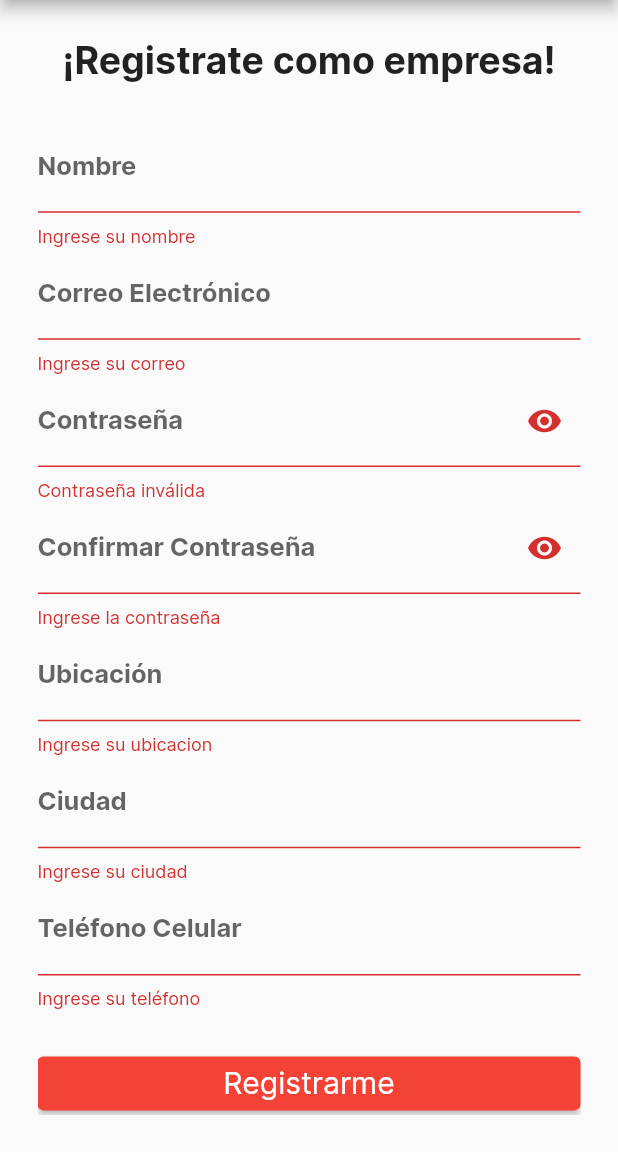
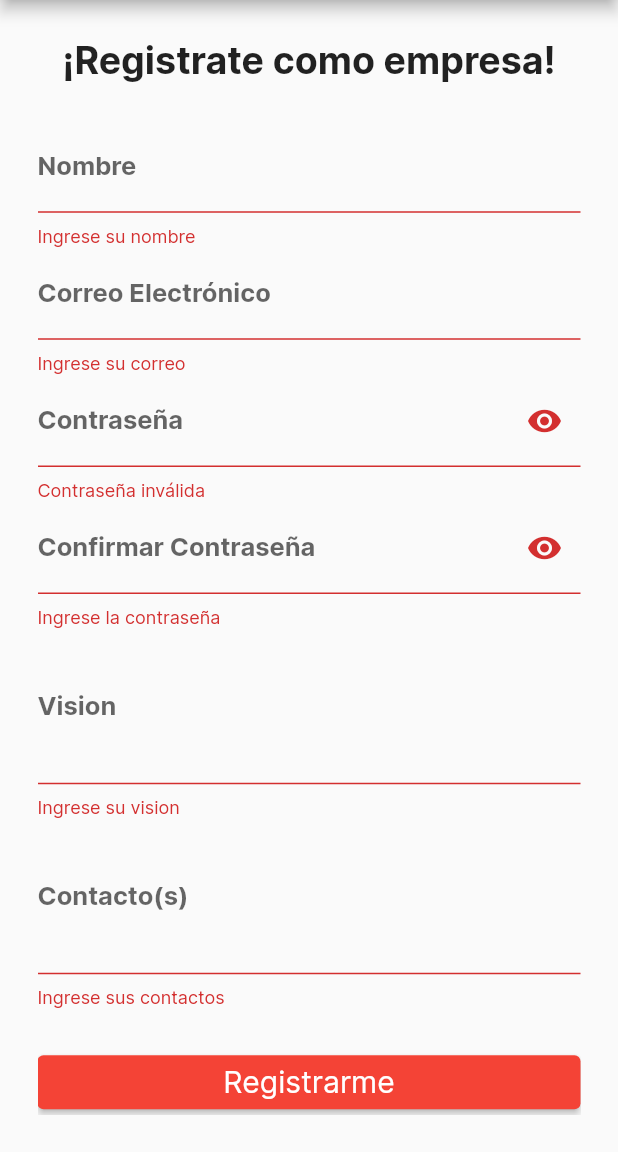
Before and after one commit to sant-gdc/BAMX, a Flutter app: the RegisterCompanyScreen screen opened directly, after a tap on "Registrarme", on a phone screen of 412 x 824 dp, the part 84-1236 px from its top. Run offline on Flutter 3.47's test engine with Material 2 defaults, Android fonts, the phone set to English and light mode, and no system bars; our stand-ins replace email_validator, firebase_auth, firebase_core, firebase_database, page_transition, syncfusion_flutter_calendar; missing offline and left inert: syncfusion_localizations; accounts and stored records are empty; network calls fail.

Commit message:
Updated LogIn/Register info into database

```diff
--- a/bamx_app/lib/main.dart
+++ b/bamx_app/lib/main.dart
@@ -78,6 +78,7 @@ class MyHomePage extends StatefulWidget {
 }
 
 class _MyHomePageState extends State<MyHomePage> {
+
   @override
   Widget build(BuildContext context) {
     return Scaffold(
--- a/bamx_app/lib/widgets/AuthenticationWidgets/login_module.dart
+++ b/bamx_app/lib/widgets/AuthenticationWidgets/login_module.dart
@@ -50,8 +50,8 @@ class _LogInModuleState extends State<LogInModule> {
         password: passwordController.text.trim(),
       );
     } on FirebaseAuthException catch (error) {
-      const snackBar = SnackBar(
-        content: Text('Error al iniciar sesión'),
+      var snackBar = SnackBar(
+        content: Text(error.code),
       );
       messengerKey.currentState!
         ..removeCurrentSnackBar()
--- a/bamx_app/lib/widgets/AuthenticationWidgets/register_company_screen.dart
+++ b/bamx_app/lib/widgets/AuthenticationWidgets/register_company_screen.dart
@@ -17,9 +17,8 @@ class _RegisterCompanyScreenState extends State<RegisterCompanyScreen> {
   final nameController = TextEditingController();
   final emailController = TextEditingController();
   final passwordController = TextEditingController();
-  final locationController = TextEditingController();
-  final cityController = TextEditingController();
-  final phoneController = TextEditingController();
+  final visionController = TextEditingController();
+  final contactsController = TextEditingController();
 
   var databaseReference;
 
@@ -55,8 +54,8 @@ class _RegisterCompanyScreenState extends State<RegisterCompanyScreen> {
           email: emailController.text.trim(),
           password: emailController.text.trim());
     } on FirebaseAuthException catch (error) {
-      const snackBar = SnackBar(
-        content: Text('Ya existe la cuenta'),
+      var snackBar = SnackBar(
+        content: Text(error.code),
       );
       messengerKey.currentState!
         ..removeCurrentSnackBar()
@@ -66,9 +65,8 @@ class _RegisterCompanyScreenState extends State<RegisterCompanyScreen> {
       'name': nameController.text,
       'email': emailController.text,
       'password': passwordController.text,
-      'location': locationController.text,
-      'city': cityController.text,
-      'phone': phoneController.text,
+      'vision': visionController.text,
+      'contacts': contactsController.text,
       'user': 'A',
     };
 
@@ -181,40 +179,30 @@ class _RegisterCompanyScreenState extends State<RegisterCompanyScreen> {
               ),
               TextFormField(
                 decoration: const InputDecoration(
-                  labelText: 'Ubicación',
+                  labelText: 'Vision',
                 ),
-                controller: locationController,
+                controller: visionController,
                 validator: ((value) {
                   if (value == null || value.isEmpty) {
-                    return 'Ingrese su ubicacion';
+                    return 'Ingrese su vision';
                   }
                   return null;
                 }),
-                textInputAction: TextInputAction.next,
+                keyboardType: TextInputType.multiline,
+                maxLines: 3,
+                textInputAction: TextInputAction.newline,
               ),
               TextFormField(
                 decoration: const InputDecoration(
-                  labelText: 'Ciudad',
+                  labelText: 'Contacto(s)',
                 ),
-                controller: cityController,
+                keyboardType: TextInputType.phone,
+                controller: contactsController,
+                textInputAction: TextInputAction.done,
+                maxLines: 3,
                 validator: ((value) {
                   if (value == null || value.isEmpty) {
-                    return 'Ingrese su ciudad';
-                  }
-                  return null;
-                }),
-                textInputAction: TextInputAction.next,
-              ),
-              TextFormField(
-                decoration: const InputDecoration(
-                  labelText: 'Teléfono Celular',
-                ),
-                keyboardType: TextInputType.phone,
-                controller: phoneController,
-                textInputAction: TextInputAction.done,
-                validator: ((value) {
-                  if (value == null || value.isEmpty) {
-                    return 'Ingrese su teléfono';
+                    return 'Ingrese sus contactos';
                   }
                   return null;
                 }),
--- a/bamx_app/lib/widgets/AuthenticationWidgets/register_screen.dart
+++ b/bamx_app/lib/widgets/AuthenticationWidgets/register_screen.dart
@@ -56,8 +56,8 @@ class _RegisterScreenState extends State<RegisterScreen> {
         password: passwordController.text.trim(),
       );
     } on FirebaseAuthException catch (error) {
-      const snackBar = SnackBar(
-        content: Text('Ya existe la cuenta'),
+      var snackBar = SnackBar(
+        content: Text(error.code),
       );
       messengerKey.currentState!
         ..removeCurrentSnackBar()
@@ -71,6 +71,8 @@ class _RegisterScreenState extends State<RegisterScreen> {
       'institution': companyController.text,
       'city': cityController.text,
       'phone': phoneController.text,
+      'points': 0,
+      'events': [],
       'user': 'U',
     };
 
```
Also changed, not shown: 1 other file.
